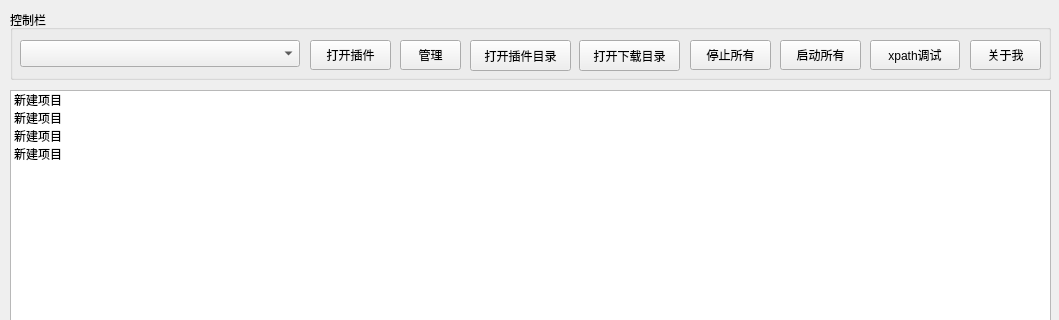
First picture: the form in uiDefines/MainWindow.ui, repository fivecountry/pyResourceGet, before the edit; both pictures show x 0 to 1059 and y 0 to 320 of the 1059 by 570 pixel window.
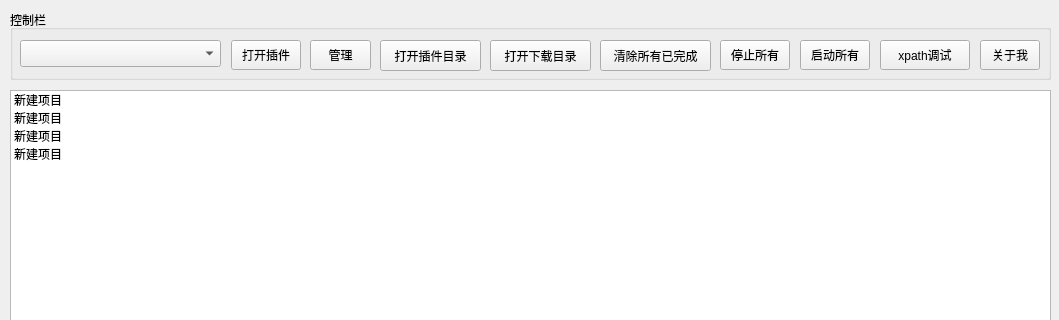
Second picture: the form after the edit.

What changed in the file:
```diff
--- a/uiDefines/MainWindow.ui
+++ b/uiDefines/MainWindow.ui
@@ -32,7 +32,7 @@
     <widget class="QPushButton" name="btnManage">
      <property name="geometry">
       <rect>
-       <x>390</x>
+       <x>300</x>
        <y>30</y>
        <width>61</width>
        <height>30</height>
@@ -47,7 +47,7 @@
       <rect>
        <x>10</x>
        <y>30</y>
-       <width>280</width>
+       <width>201</width>
        <height>27</height>
       </rect>
      </property>
@@ -55,9 +55,9 @@
     <widget class="QPushButton" name="btnOpenPlugin">
      <property name="geometry">
       <rect>
-       <x>300</x>
+       <x>221</x>
        <y>30</y>
-       <width>81</width>
+       <width>70</width>
        <height>30</height>
       </rect>
      </property>
@@ -68,9 +68,9 @@
     <widget class="QPushButton" name="btnStopAll">
      <property name="geometry">
       <rect>
-       <x>680</x>
+       <x>710</x>
        <y>30</y>
-       <width>81</width>
+       <width>70</width>
        <height>30</height>
       </rect>
      </property>
@@ -81,9 +81,9 @@
     <widget class="QPushButton" name="btnStartAll">
      <property name="geometry">
       <rect>
-       <x>770</x>
+       <x>790</x>
        <y>30</y>
-       <width>81</width>
+       <width>70</width>
        <height>30</height>
       </rect>
      </property>
@@ -94,9 +94,9 @@
     <widget class="QPushButton" name="btnAboutMe">
      <property name="geometry">
       <rect>
-       <x>960</x>
+       <x>970</x>
        <y>30</y>
-       <width>71</width>
+       <width>60</width>
        <height>30</height>
       </rect>
      </property>
@@ -107,7 +107,7 @@
     <widget class="QPushButton" name="btnDownloadDir">
      <property name="geometry">
       <rect>
-       <x>569</x>
+       <x>480</x>
        <y>30</y>
        <width>101</width>
        <height>31</height>
@@ -120,7 +120,7 @@
     <widget class="QPushButton" name="btnPluginDir">
      <property name="geometry">
       <rect>
-       <x>460</x>
+       <x>370</x>
        <y>30</y>
        <width>101</width>
        <height>31</height>
@@ -133,7 +133,7 @@
     <widget class="QPushButton" name="btnXPathDebug">
      <property name="geometry">
       <rect>
-       <x>860</x>
+       <x>870</x>
        <y>30</y>
        <width>90</width>
        <height>30</height>
@@ -143,6 +143,19 @@
       <string>xpath调试</string>
      </property>
     </widget>
+    <widget class="QPushButton" name="btnClearFinished">
+     <property name="geometry">
+      <rect>
+       <x>590</x>
+       <y>30</y>
+       <width>111</width>
+       <height>31</height>
+      </rect>
+     </property>
+     <property name="text">
+      <string>清除所有已完成</string>
+     </property>
+    </widget>
    </widget>
    <widget class="QListWidget" name="lwFileList">
     <property name="geometry">
```
Left out of the diff: 2 changed lines with no effect on the pictures.
